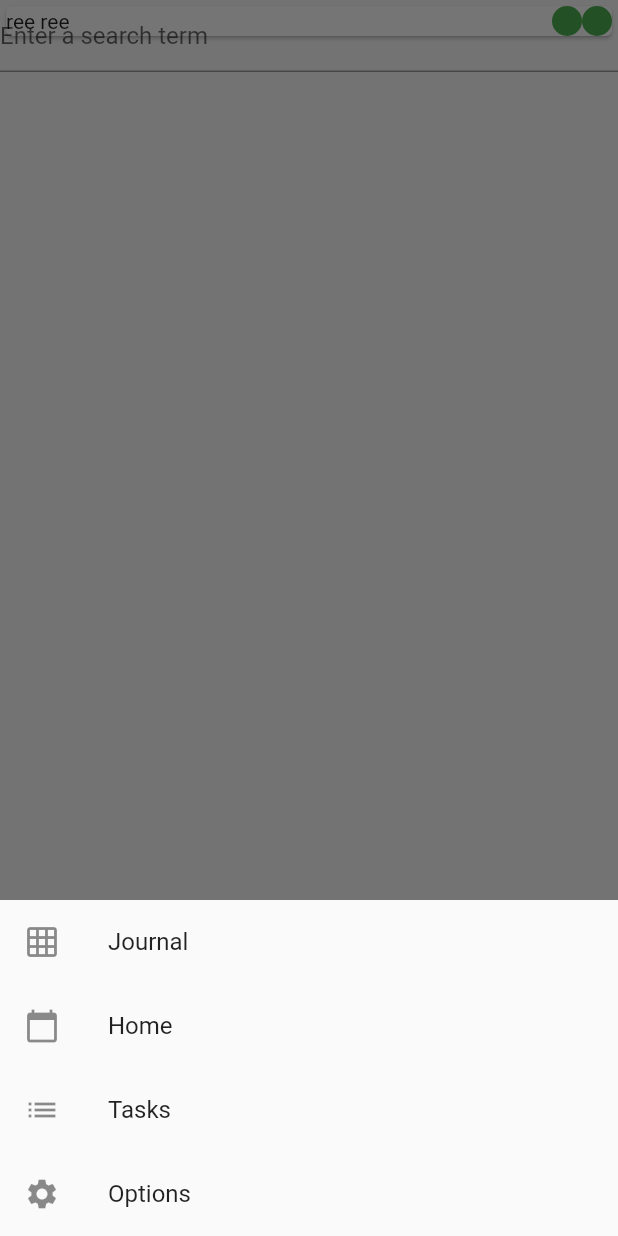
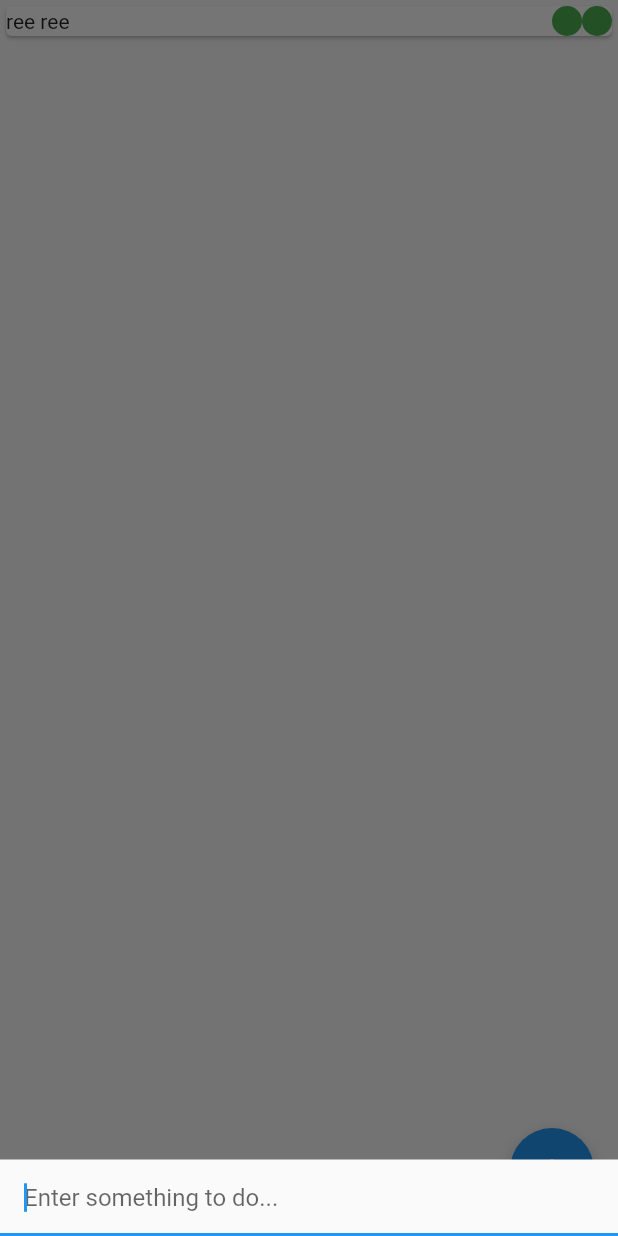
Before and after one commit to Doshy-Org/flutter-StressCalendar, a Flutter app: the TodoList screen opened directly, after a tap on the "add" icon, on a phone screen of 412 x 824 dp. Run offline on Flutter 3.47's test engine with Material 2 defaults, Android fonts, the phone set to English and light mode, and no system bars; missing offline and left inert: date_utils.

Commit message:
wokring event input

```diff
--- a/calendar/lib/eventsPage.dart
+++ b/calendar/lib/eventsPage.dart
@@ -2,7 +2,8 @@ import 'package:flutter/material.dart';
 import 'package:calendar/event.dart';
 import 'dart:math';
 EventList list = new EventList();
-
+int tempStress;
+int tempImport;
 class TodoList extends StatefulWidget {
   @override
   createState() => new TodoListState();
@@ -41,26 +42,14 @@ class TodoListState extends State<TodoList> {
   @override
 
   Widget build(BuildContext context) {
-    Random rng = new Random();
     return new Scaffold(
-      body: Stack(
-        children: <Widget>[
+      body:
           _buildTodoList(),
-          Container(
-            child: TextField(
-  decoration: InputDecoration(
-    //border: InputBorder.none,
-    hintText: 'Enter a search term'
-  ),
-),
-          ),
-        ],
-      ),
 
       floatingActionButton: new FloatingActionButton(
         onPressed:(){
           setState(() {
-            _showModal();
+            _showInput();
             //list.addEvent(new EventInstance("reee", "owo", rng.nextInt(5)+1, rng.nextInt(5)+1));
             //print("press");
           });
@@ -70,51 +59,26 @@ class TodoListState extends State<TodoList> {
       ),
     );
   }
-    void _showModal() {
+    void _showInput() {
     showModalBottomSheet<void>(
+
         context: context,
         builder: (BuildContext context) {
-          return new Column(
-            mainAxisSize: MainAxisSize.min,
-            children: <Widget>[
-              new ListTile(
-                leading: new Icon(Icons.grid_on),
-                title: new Text('Journal'),
-                onTap: () {
+           return new TextField(
+              autofocus: true,
+              onSubmitted: (val) {
+                setState(() {
+                   list.addEvent(new EventInstance(val, val, 0, 0));
+                });
 
-                  Navigator.pop(context);
-                },
+                Navigator.pop(context); // Close the add todo screen
+              },
+              decoration: new InputDecoration(
+                hintText: 'Enter something to do...',
+                contentPadding: const EdgeInsets.all(16.0)
               ),
-              new ListTile(
-                leading: new Icon(Icons.calendar_today),
-                title: new Text('Home'),
-                onTap: () {
-
-                  Navigator.pop(context);
-                },
-              ),
-              new ListTile(
-                leading: new Icon(Icons.list),
-                title: new Text('Tasks'),
-                onTap: () {
-
-                  Navigator.pop(context);
-                },
-              ),
-              new ListTile( //not complete
-                leading: new Icon(Icons.settings),
-                title: new Text('Options'),
-                onTap: () {
-
-                  Navigator.pop(context);
-                },
-              ),
-
-            ],
-          );
-        });
+        );
   }
+    );
 }
-
-
-////////////////////https://medium.com/flutter-community/flutter-beginners-guide-to-using-the-bottom-sheet-b8025573c433
+}
```
